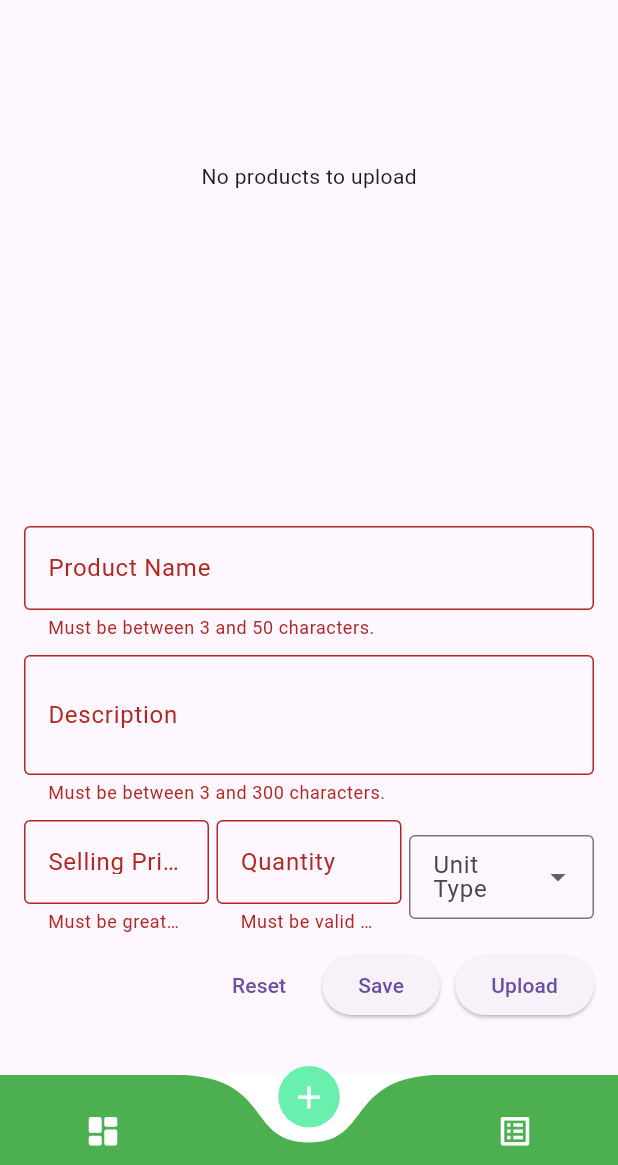
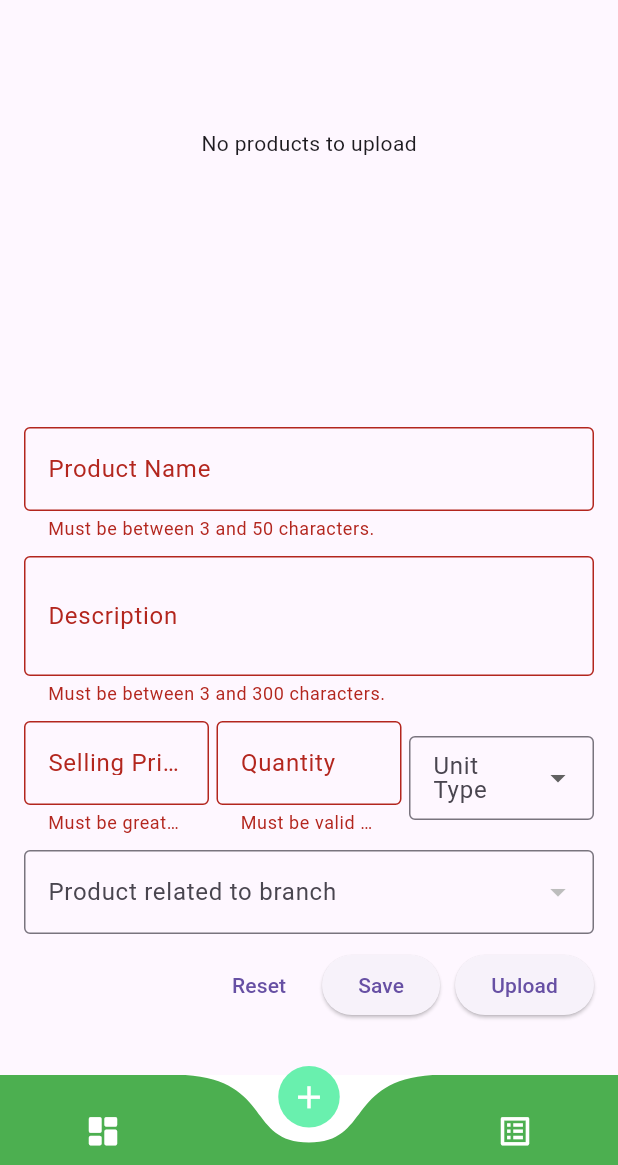
Before and after one commit to sushan531/SalesTrackerApp, a Flutter app: the screen it shows after launch, item 2 of the bottom bar chosen, after a tap on "Save", after a tap on "Upload", on a phone screen of 412 x 824 dp, the part 71-1236 px from its top. Run offline on Flutter 3.47's test engine with Material 3 defaults, Android fonts, the light colour scheme and no system bars; drawn by our look-alikes of curved_navigation_bar; our stand-ins replace dio, flutter_secure_storage, pull_to_refresh_flutter3; network calls fail; statements that could not run were skipped.

Commit message:
working branches and products add view. Branch upload working. Product upload working

```diff
--- /dev/null
+++ b/lib/screens/private/branches/branches_dashboard.dart
@@ -0,0 +1 @@
+//TODO
--- a/lib/screens/private/products/products_add.dart
+++ b/lib/screens/private/products/products_add.dart
@@ -1,9 +1,13 @@
+import 'dart:convert';
+
+import 'package:dio/dio.dart';
 import 'package:flutter/material.dart';
+import 'package:flutter_secure_storage/flutter_secure_storage.dart';
 import 'package:tipot/custom_widgets/products_tile.dart';
 import 'package:tipot/models/products_model.dart';
+import 'package:tipot/rest_api/rest_api.dart';
 
 var measurementUnits = ["kg", "dozen", "pcs", "meters", "lbs"];
-
 
 class ProductsAdd extends StatefulWidget {
   const ProductsAdd({Key? key}) : super(key: key);
@@ -16,32 +20,82 @@ class ProductsAdd extends StatefulWidget {
 
 class _ProductsAddState extends State<ProductsAdd> {
   String? _unitType;
+  String? _branchName;
   String? _productName;
   String? _description;
   String? _sellingPrice;
   String? _quantity;
   final GlobalKey<FormState> _formKey = GlobalKey();
   final List<ProductModel> _products = [];
+  final storage = const FlutterSecureStorage();
+
+  String _accessToken = "";
+  List<dynamic> _branchList = [];
+  Map<String, String> branchNameToUuid = {};
+
+  @override
+  void initState() {
+    _initBranchList();
+    super.initState();
+  }
 
   void _saveItem() {
     if (_formKey.currentState!.validate()) {
       _formKey.currentState!.save();
       print(_products.length);
+      var actualBranch = branchNameToUuid[_branchName];
       _products.add(ProductModel(
           productName: _productName!,
           description: _description!,
           sellingPrice: double.parse(_sellingPrice!),
           remainingQuantity: int.parse(_quantity!),
-          branchUuid: "branchUuid",
-          measurementUnit: _unitType!));
+          measurementUnit: _unitType!,
+          branchUuid: actualBranch!));
       _formKey.currentState!.reset();
-      print(_products.length);
       setState(() {});
     }
   }
 
-  void _saveItemAndUpload() {
-    //TODO call the rest api to upload the products
+  void _initBranchList() async {
+    String? _branchesString = await storage.read(key: "branch_list");
+    _branchList = jsonDecode(_branchesString!);
+
+    for (var branch in _branchList) {
+      branchNameToUuid[branch] = await storage.read(key: branch) as String;
+    }
+    setState(() {});
+  }
+
+  Future<void> _upload() async {
+    _accessToken = await storage.read(key: "access_token") ?? "";
+    var jsonObject = _products.map((product) => product.toJson()).toList();
+
+    var headers = {
+      'Content-Type': 'application/json',
+      'Authorization': 'Bearer $_accessToken',
+    };
+    var dio = Dio();
+    try {
+      var data = json.encode({"Data":jsonObject});
+      var uri = '${ApiEndpoints.baseurl}/api/product/add';
+      print(jsonObject);
+      var response = await dio.request(
+        uri,
+        options: Options(
+          method: 'POST',
+          headers: headers,
+        ),
+        data: data,
+      );
+
+      setState(() {
+        _products.clear();
+      });
+    } catch (error) {
+      print("Error fetching data: $error");
+    } finally {
+      dio.close();
+    }
   }
 
   @override
@@ -176,6 +230,20 @@ class _ProductsAddState extends State<ProductsAdd> {
                     ],
                   ),
                   const SizedBox(height: 10.0),
+                  DropdownButtonFormField(
+                    onSaved: (value) {
+                      _branchName = value.toString();
+                    },
+                    decoration: const InputDecoration(
+                      border: OutlineInputBorder(),
+                      label: Text("Product related to branch"),
+                    ),
+                    items: _branchList.map((item) {
+                      return DropdownMenuItem(value: item, child: Text(item));
+                    }).toList(),
+                    onChanged: (selected) {},
+                  ),
+                  const SizedBox(height: 10.0),
                   Visibility(
                     child: Row(
                         mainAxisAlignment: MainAxisAlignment.end,
@@ -186,12 +254,11 @@ class _ProductsAddState extends State<ProductsAdd> {
                               },
                               child: const Text("Reset")),
                           const SizedBox(width: 10.0),
-
                           ElevatedButton(
                               onPressed: _saveItem, child: const Text("Save")),
                           const SizedBox(width: 10.0),
                           ElevatedButton(
-                              onPressed: _saveItem, child: const Text("Upload"))
+                              onPressed: _upload, child: const Text("Upload"))
                         ]),
                   )
                 ],
```
Also changed, not shown: lib/models/products_model.dart (+11 -0 lines), lib/screens/private/branches/branches.dart (+21 -4 lines), lib/screens/private/branches/branches_add.dart (+42 -3 lines), lib/screens/private/products/products.dart (+0 -8 lines). Lines whose indentation alone changed are shown as unchanged.
